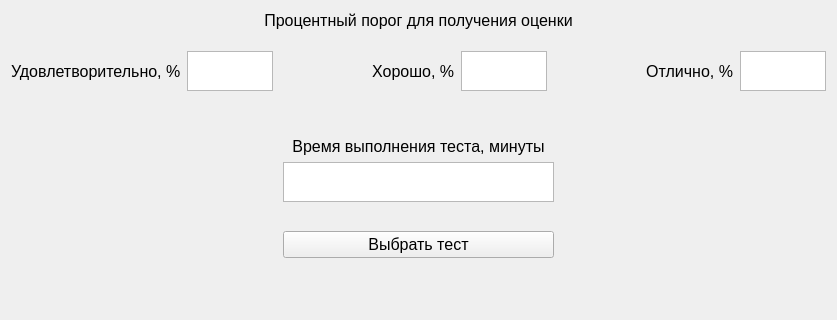
Old version of the form TestTaker/main_screen.ui in the repository Kobich/Test_creator; both pictures show x 0 to 837 and y 0 to 320 of the 837 by 518 pixel window.
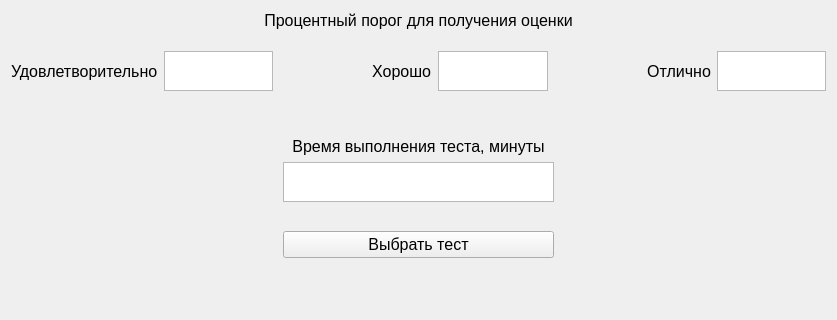
New version of the form.

```diff
--- a/TestTaker/main_screen.ui
+++ b/TestTaker/main_screen.ui
@@ -83,7 +83,7 @@
             </sizepolicy>
            </property>
            <property name="text">
-            <string>Удовлетворительно, %</string>
+            <string>Удовлетворительно</string>
            </property>
           </widget>
          </item>
@@ -131,7 +131,7 @@
             </sizepolicy>
            </property>
            <property name="text">
-            <string>                     Хорошо, %</string>
+            <string>                     Хорошо</string>
            </property>
           </widget>
          </item>
@@ -179,7 +179,7 @@
             </sizepolicy>
            </property>
            <property name="text">
-            <string>                     Отлично, %</string>
+            <string>                     Отлично</string>
            </property>
           </widget>
          </item>
```
